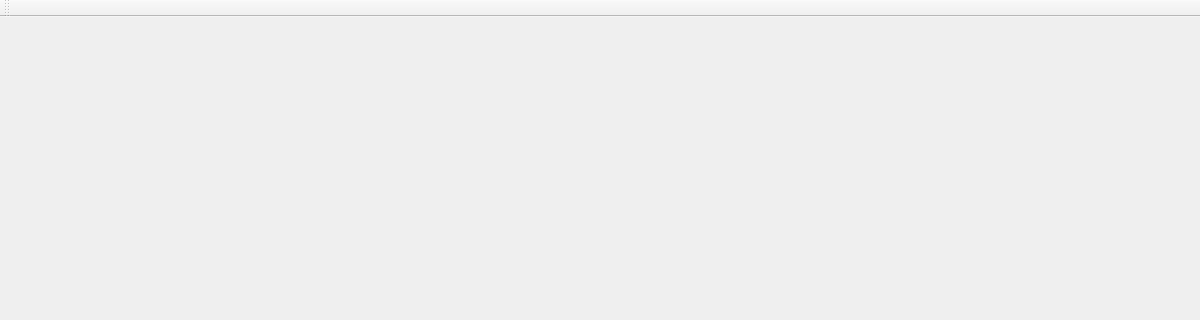
Before: the Qt Designer form portal/src/mainwindow.ui in zfrye06/Loque, drawn with Qt 5; both pictures show x 0 to 1200 and y 0 to 320 of the 1200 by 675 pixel window.
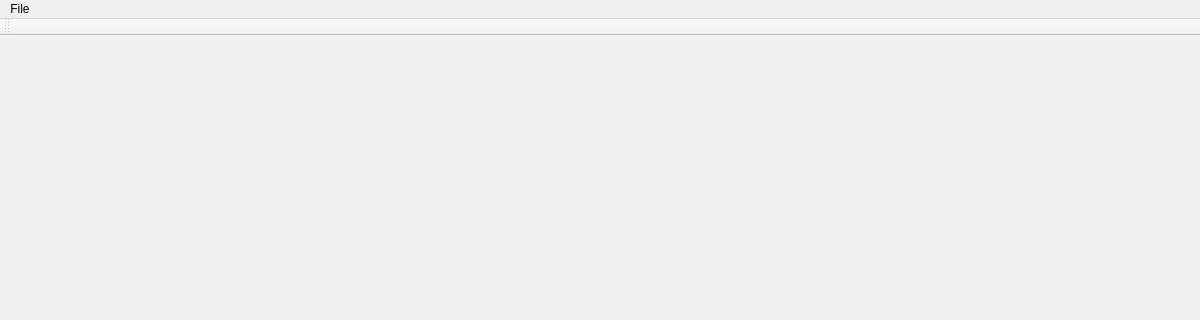
After: the same form once the commit is applied.

Commit message: Added add class action to menu bar

```diff
--- a/portal/src/mainwindow.ui
+++ b/portal/src/mainwindow.ui
@@ -25,9 +25,15 @@
      <x>0</x>
      <y>0</y>
      <width>1200</width>
-     <height>22</height>
+     <height>25</height>
     </rect>
    </property>
+   <widget class="QMenu" name="menuFile">
+    <property name="title">
+     <string>File</string>
+    </property>
+   </widget>
+   <addaction name="menuFile"/>
   </widget>
   <widget class="QToolBar" name="mainToolBar">
    <property name="windowTitle">
```
The commit also changes 4 other files.
